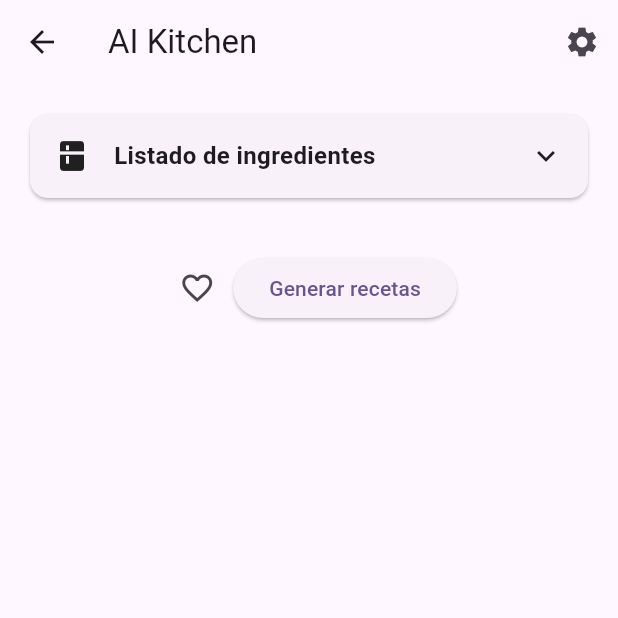
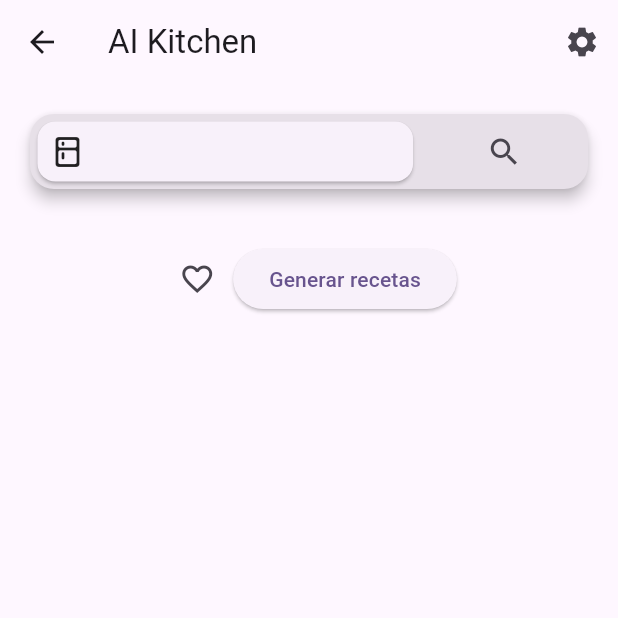
Before and after one commit to enekor/AiKitchen, a Flutter app: the Home screen opened by its route, on a phone screen of 412 x 824 dp, the top half of it. Run offline on Flutter 3.47's test engine with Material 3 defaults, Android fonts, the phone set to English and light mode, and no system bars; drawn by our look-alikes of dynamic_color; our stand-ins replace fluttertoast, google_generative_ai, lottie, shared_preferences; accounts and stored records are empty.

Commit message:
intento de nuevo buscar ingredientes

```diff
--- a/lib/home/home.dart
+++ b/lib/home/home.dart
@@ -6,7 +6,6 @@ import 'package:aikitchen/widgets/toaster.dart';
 import 'package:flutter/foundation.dart';
 import 'package:flutter/material.dart';
 import 'package:flutter/services.dart';
-import 'package:lottie/lottie.dart';
 import '../singleton/app_singleton.dart';
 import '../models/recipe_screen_arguments.dart';
 
@@ -144,6 +143,7 @@ class _HomeState extends State<Home> {
                   onNewIngredient: onNewIngredient,
                   onRemoveIngredient: onRemoveIngredient,
                   ingredientes: ingredientes,
+                  onSearch: _generateResponse,
                 ),
                 const SizedBox(height: 16),
                 RecipesListHasData(
--- a/lib/home/home_widgets.dart
+++ b/lib/home/home_widgets.dart
@@ -8,12 +8,14 @@ class IngredientsPart extends StatefulWidget {
   final List<String> ingredientes;
   final Function(String) onNewIngredient;
   final Function(String) onRemoveIngredient;
+  final Function() onSearch;
 
   const IngredientsPart({
     super.key,
     required this.onNewIngredient,
     required this.onRemoveIngredient,
     required this.ingredientes,
+    required this.onSearch,
   });
 
   @override
@@ -57,8 +59,30 @@ class _IngredientsPartState extends State<IngredientsPart> {
   @override
   Widget build(BuildContext context) {
     return AnimatedCard(
-      text: 'Listado de ingredientes',
-      icon: Icon(Icons.kitchen),
+      alwaysVisible: Row(
+        children: [
+          Expanded(
+            flex:7,
+            child: Card(
+              margin: EdgeInsets.all(5),
+              child: Padding(
+                padding: const EdgeInsets.all(8.0),
+                child: Row(
+                  children: [
+                    Icon(Icons.kitchen_rounded),
+                    SizedBox(width: 6),
+                    Text(widget.ingredientes.join(', '), overflow: TextOverflow.ellipsis,),
+                  ],
+                ),
+              ),
+            ),
+          ),
+          Expanded(
+            flex:3,
+            child: IconButton(onPressed: widget.onSearch, icon: Icon(Icons.search)),
+          )
+        ],
+      ),
       children: [
         Row(
           children: [
--- a/lib/singleton/app_singleton.dart
+++ b/lib/singleton/app_singleton.dart
@@ -33,7 +33,7 @@ class AppSingleton {
       numRecetas = int.parse(prefs.getString('numRecetas') ?? '5');
       personality = prefs.getString('tonoTextos') ?? 'neutral';
       if(kIsWeb){
-        storedKey = 'AIzaSyBO-abaWglQOnVQM4YdIEASxgOVNtadVPY';
+        storedKey = 'AIzaSyBuQtTiEEyB6MrJPrdV4PqG-STYj4_PIzM';
       }else{
         storedKey = prefs.getString(_apiKeyPref);
       }
--- a/lib/widgets/animated_card.dart
+++ b/lib/widgets/animated_card.dart
@@ -1,17 +1,19 @@
 import 'package:flutter/material.dart';
 
 class AnimatedCard extends StatefulWidget {
-  final String text;
-  final Icon icon;
+  final String? text;
+  final Icon? icon;
   final List<Widget> children;
   final Widget? trailing;
+  final Widget? alwaysVisible;
 
   const AnimatedCard({
     super.key,
-    required this.text,
-    required this.icon,
+    this.text,
+    this.icon,
     required this.children,
     this.trailing,
+    this.alwaysVisible
   });
 
   @override
@@ -24,6 +26,11 @@ class _ExpandableCardState extends State<AnimatedCard> {
   @override
   Widget build(BuildContext context) {
     return Card(
+      shape: RoundedRectangleBorder(
+        borderRadius: BorderRadius.circular(16.0), // Bordes redondeados
+      ),
+      elevation: 4, // Sombra
+      color: Theme.of(context).colorScheme.surfaceContainerHighest, // Color dinámico
       child: InkWell(
         onTap: () {
           setState(() {
@@ -36,15 +43,16 @@ class _ExpandableCardState extends State<AnimatedCard> {
             mainAxisSize: MainAxisSize.min,
             children: [
               // Cabecera del card siempre visible
+              widget.alwaysVisible ??
               Padding(
                 padding: const EdgeInsets.all(16.0),
                 child: Row(
                   children: [
-                    widget.icon,
+                    widget.icon ?? const Icon(Icons.info),
                     const SizedBox(width: 16),
                     Expanded(
                       child: Text(
-                        widget.text,
+                        widget.text ?? '',
                         style: const TextStyle(
                           fontSize: 16,
                           fontWeight: FontWeight.bold,
--- a/pubspec.yaml
+++ b/pubspec.yaml
@@ -1,5 +1,5 @@
 name: aikitchen
-description: "A new Flutter project."
+description: "Aplicacion de recetas usando la IA de google"
 publish_to: 'none'
 version: 1.0.0
 
```
